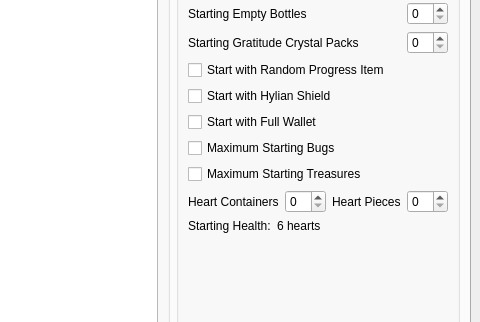
First picture: the form in gui/randogui.ui, repository ssrando/ssrando, before the edit; both pictures show x 722 to 1202 and y 148 to 470 of the 1202 by 759 pixel window.
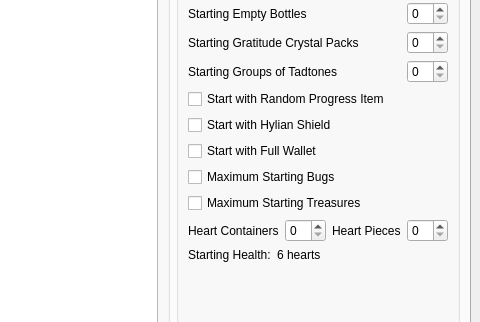
Second picture: the form after the edit. The open tabs and pages were chosen to show the change.

The edit to the form file:
```diff
--- a/gui/randogui.ui
+++ b/gui/randogui.ui
@@ -2037,6 +2037,30 @@
              </item>
             </layout>
            </item>
+           <item>
+            <layout class="QHBoxLayout" name="hlay_starting_tadtones">
+             <property name="topMargin">
+              <number>0</number>
+             </property>
+             <item>
+              <widget class="QLabel" name="label_for_option_starting_tadtones">
+               <property name="text">
+                <string>Starting Groups of Tadtones</string>
+               </property>
+              </widget>
+             </item>
+             <item>
+              <widget class="QSpinBox" name="option_starting_tadtones">
+               <property name="sizePolicy">
+                <sizepolicy hsizetype="Maximum" vsizetype="Fixed">
+                 <horstretch>0</horstretch>
+                 <verstretch>0</verstretch>
+                </sizepolicy>
+               </property>
+              </widget>
+             </item>
+            </layout>
+           </item>
            <item>
             <widget class="QCheckBox" name="option_random_starting_item">
              <property name="sizePolicy">
```
Left out of the diff: 9 changed lines with no effect on the pictures.
